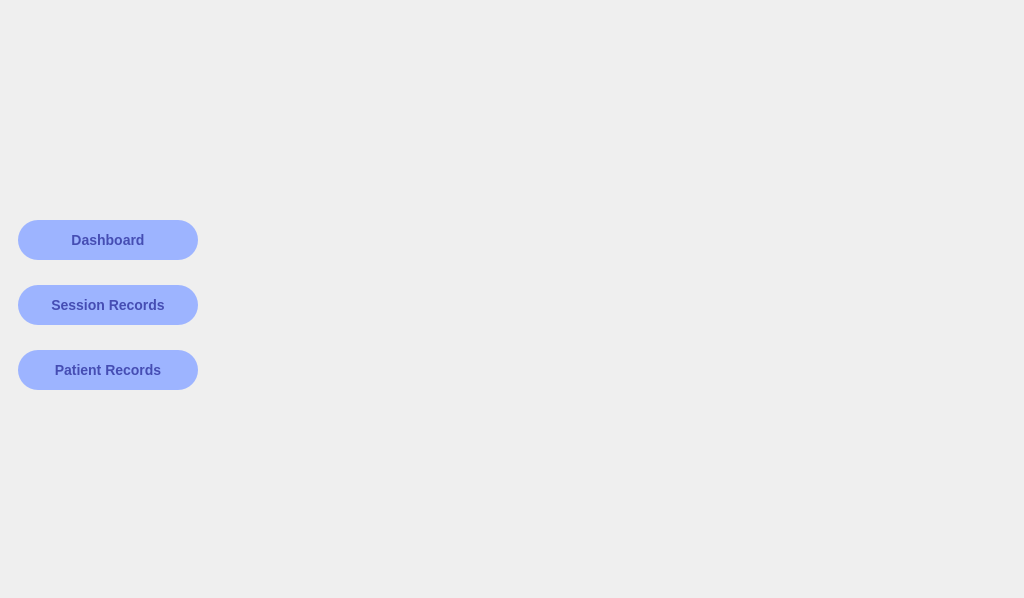
First picture: the form in Front/recordsPatients.ui, repository ahmads1990/GradProjectApp, before the edit.
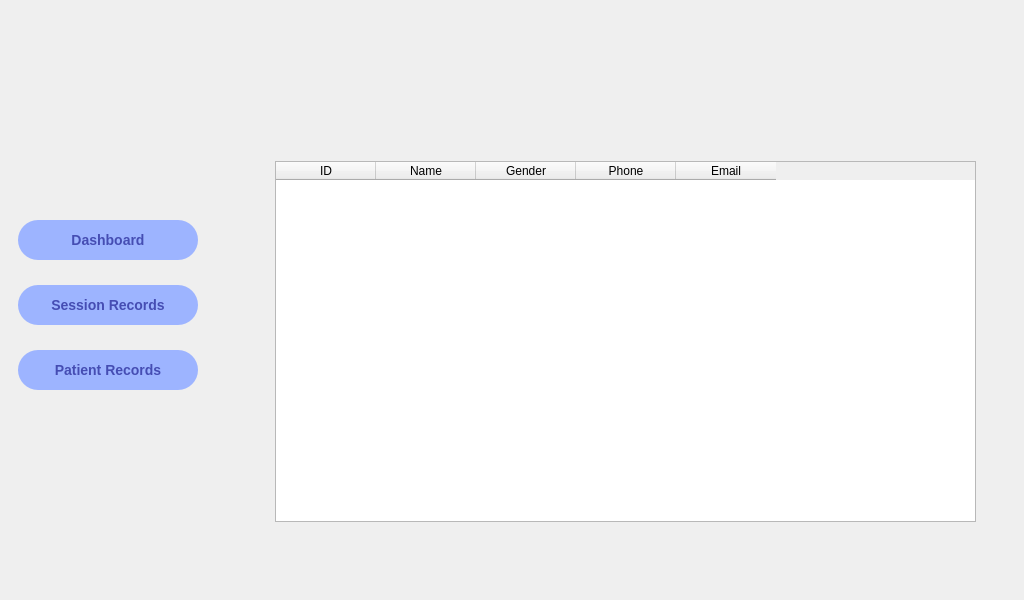
Second picture: the form after the edit. Icons and pictures are not drawn.

What changed in the file:
```diff
--- a/Front/recordsPatients.ui
+++ b/Front/recordsPatients.ui
@@ -7,7 +7,7 @@
     <x>0</x>
     <y>0</y>
     <width>1024</width>
-    <height>598</height>
+    <height>600</height>
    </rect>
   </property>
   <property name="minimumSize">
@@ -132,6 +132,41 @@
      </size>
     </property>
    </widget>
+   <widget class="QTableWidget" name="tableWidget">
+    <property name="geometry">
+     <rect>
+      <x>275</x>
+      <y>161</y>
+      <width>701</width>
+      <height>361</height>
+     </rect>
+    </property>
+    <column>
+     <property name="text">
+      <string>ID</string>
+     </property>
+    </column>
+    <column>
+     <property name="text">
+      <string>Name</string>
+     </property>
+    </column>
+    <column>
+     <property name="text">
+      <string>Gender</string>
+     </property>
+    </column>
+    <column>
+     <property name="text">
+      <string>Phone</string>
+     </property>
+    </column>
+    <column>
+     <property name="text">
+      <string>Email</string>
+     </property>
+    </column>
+   </widget>
   </widget>
  </widget>
  <resources>
```
